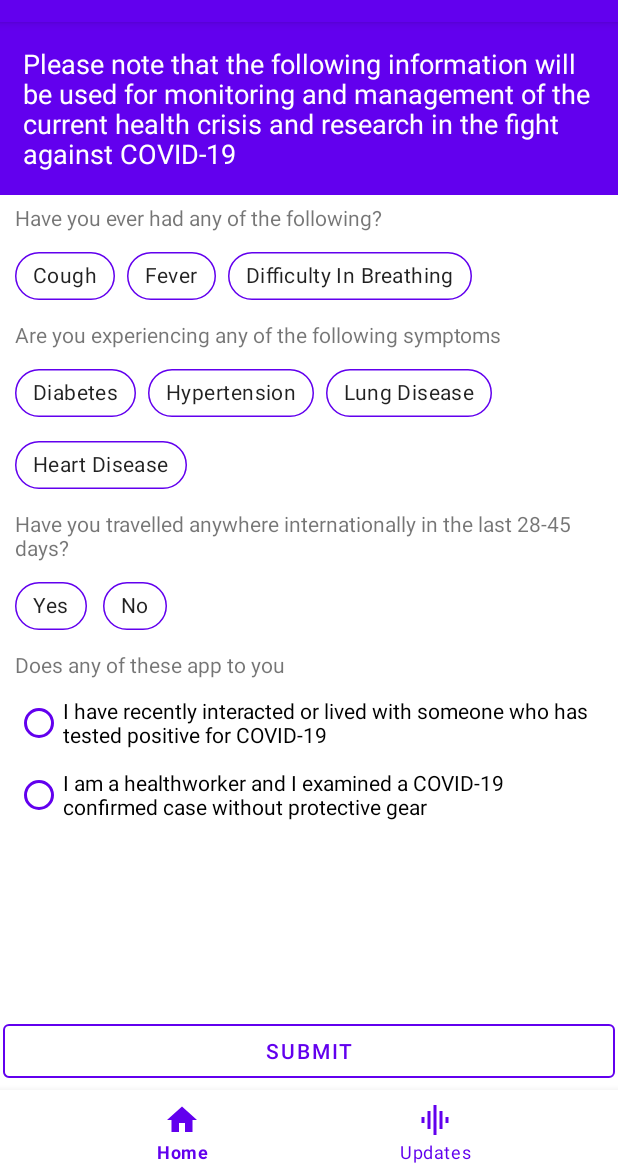
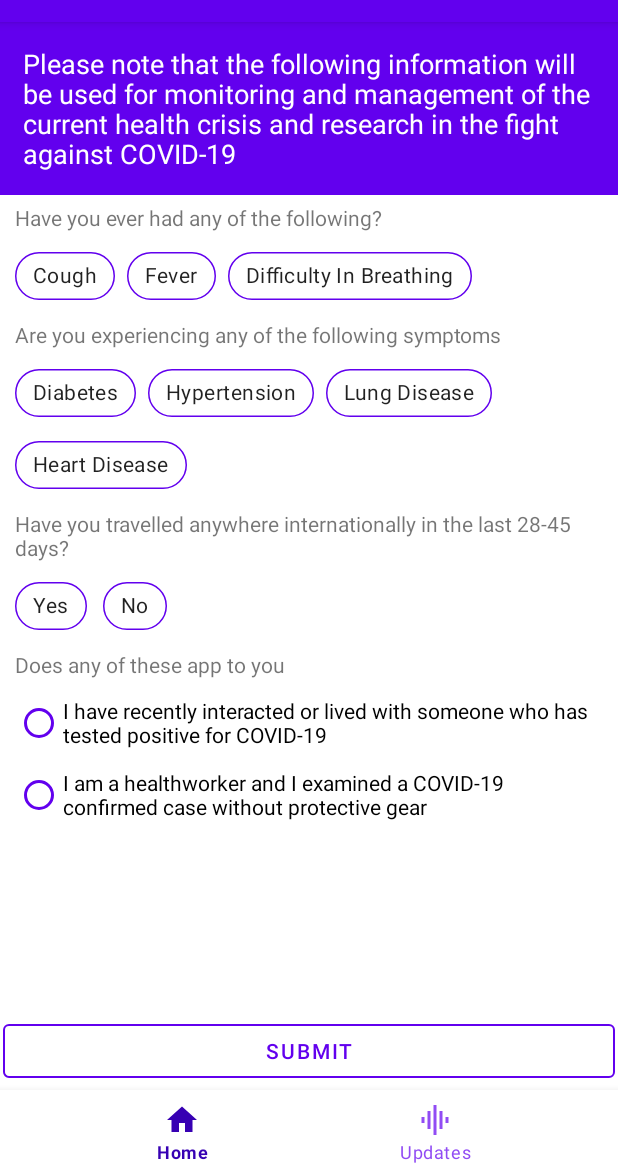
Before and after one commit to neer17/Covid-19_Tracker, an Android app: the AssessmentFragment screen opened through its navigation route, on a phone screen of 412 x 824 dp, the part 62-1236 px from its top. Run offline under Robolectric (Android 15) with nearby library versions, the phone set to English and light mode, and no system bars; our stand-ins replace Dagger/Hilt's generated code, Room's generated code; libraries missing offline, so code that uses them is left out: com.karumi.dexter; pictures from the network do not load; 2 statements that could not run were skipped.

Commit message:
feat: bottom navigation changing colors on selection.

```diff
--- a/app/src/main/java/com/example/mvi_scaffolding/di/main/MainFragmentBuildersModule.kt
+++ b/app/src/main/java/com/example/mvi_scaffolding/di/main/MainFragmentBuildersModule.kt
@@ -1,5 +1,6 @@
 package com.example.mvi_scaffolding.di.main
 
+import com.example.mvi_scaffolding.ui.main.AssessmentFragment
 import com.example.mvi_scaffolding.ui.main.CovidUpdatesFragment
 import com.example.mvi_scaffolding.ui.main.HomeFragment
 import com.example.mvi_scaffolding.ui.main.NationWideDataDisplayFragment
@@ -15,6 +16,9 @@ abstract class MainFragmentBuildersModule {
     @ContributesAndroidInjector()
     abstract fun contributeNationWideDataDisplayFragment(): NationWideDataDisplayFragment
 
+    @ContributesAndroidInjector()
+    abstract fun contributeAssessmentFragment(): AssessmentFragment
+
     @ContributesAndroidInjector
     abstract fun contributeHomeFragment(): HomeFragment
 }
--- a/app/src/main/java/com/example/mvi_scaffolding/ui/main/AssessmentFragment.kt
+++ b/app/src/main/java/com/example/mvi_scaffolding/ui/main/AssessmentFragment.kt
@@ -1,15 +1,17 @@
 package com.example.mvi_scaffolding.ui.main
 
 import android.os.Bundle
+import android.util.Log
 import android.view.LayoutInflater
 import android.view.View
 import android.view.ViewGroup
-import androidx.fragment.app.Fragment
 import androidx.navigation.fragment.findNavController
 import com.example.mvi_scaffolding.R
 import com.google.android.material.button.MaterialButton
+import com.google.android.material.chip.ChipGroup
+import kotlinx.android.synthetic.main.fragment_assessment.*
 
-class AssessmentFragment : Fragment() {
+class AssessmentFragment : BaseMainFragment() {
 
     override fun onCreateView(
         inflater: LayoutInflater, container: ViewGroup?,
@@ -21,8 +23,15 @@ class AssessmentFragment : Fragment() {
 
     override fun onViewCreated(view: View, savedInstanceState: Bundle?) {
         super.onViewCreated(view, savedInstanceState)
+
         view.findViewById<MaterialButton>(R.id.submit_btn).setOnClickListener {
+            Log.d(TAG, "onViewCreated: chips checked ids ${chip_group_1.checkedChipId}")
+
             findNavController().popBackStack()
         }
+
+       view.findViewById<ChipGroup>(R.id.chip_group_1).setOnCheckedChangeListener { group, checkedId ->
+           Log.d(TAG, "onViewCreated: checked ids $checkedId")
+       }
     }
 }
--- /dev/null
+++ b/app/src/main/res/color/bottom_navigation_item_background_color_state.xml
@@ -0,0 +1,5 @@
+<?xml version="1.0" encoding="utf-8"?>
+<selector xmlns:android="http://schemas.android.com/apk/res/android">
+    <item android:state_checked="false" android:color="@color/colorPrimary" />
+    <item android:state_checked="true" android:color="@color/white" />
+    </selector>
--- /dev/null
+++ b/app/src/main/res/color/bottom_navigation_item_color_state.xml
@@ -0,0 +1,5 @@
+<?xml version="1.0" encoding="utf-8"?>
+<selector xmlns:android="http://schemas.android.com/apk/res/android">
+    <item android:state_checked="false" android:color="@color/bottom_navigation_item_light" />
+    <item android:state_checked="true" android:color="@color/colorPrimaryDark" />
+</selector>
--- /dev/null
+++ b/app/src/main/res/color/bottom_navigation_text_color_state.xml
@@ -0,0 +1,5 @@
+<?xml version="1.0" encoding="utf-8"?>
+<selector xmlns:android="http://schemas.android.com/apk/res/android">
+    <item android:state_checked="false" android:color="@color/bottom_navigation_item_light" />
+    <item android:state_checked="true" android:color="@color/colorPrimaryDark" />
+</selector>
--- a/app/src/main/res/layout/activity_main.xml
+++ b/app/src/main/res/layout/activity_main.xml
@@ -44,9 +44,8 @@
         app:layout_constraintEnd_toEndOf="parent"
         app:layout_constraintHorizontal_bias="0.0"
         app:layout_constraintStart_toStartOf="parent"
-        android:background="#fff"
-        app:itemTextColor="@color/colorPrimary"
-        app:itemIconTint="@color/colorPrimary"
+        app:itemTextColor="@color/bottom_navigation_text_color_state"
+        app:itemIconTint="@color/bottom_navigation_item_color_state"
         app:menu="@menu/main_bottom_navigation_menu"
         />
 </androidx.constraintlayout.widget.ConstraintLayout>
--- a/app/src/main/res/layout/fragment_assessment.xml
+++ b/app/src/main/res/layout/fragment_assessment.xml
@@ -38,6 +38,7 @@
                 android:id="@+id/chip_group_1"
                 android:layout_width="match_parent"
                 android:layout_height="wrap_content"
+                app:singleSelection="false"
                 android:paddingStart="10dp"
                 android:paddingEnd="10dp">
 
@@ -99,6 +100,7 @@
                 android:id="@+id/chip_group_2"
                 android:layout_width="match_parent"
                 android:layout_height="wrap_content"
+                app:singleSelection="false"
                 android:paddingStart="10dp"
                 android:paddingEnd="10dp">
 
@@ -213,12 +215,12 @@
                 android:text="Does any of these app to you" />
 
             <RadioGroup
+                android:id="@+id/radio_group"
                 android:layout_width="match_parent"
                 android:layout_height="wrap_content"
                 android:layout_marginBottom="100dp"
                 android:paddingStart="10dp"
-                android:paddingEnd="10dp"
-                >
+                android:paddingEnd="10dp">
 
                 <com.google.android.material.radiobutton.MaterialRadioButton
                     android:id="@+id/rb_1"
--- a/app/src/main/res/values/colors.xml
+++ b/app/src/main/res/values/colors.xml
@@ -2,6 +2,7 @@
 <resources>
     <color name="colorPrimary">#6200EE</color>
     <color name="colorPrimaryDark">#3700B3</color>
+    <color name="bottom_navigation_item_light">#914CF4</color>
     <color name="colorAccent">#03DAC5</color>
     <color name="red">#FA2929</color>
     <color name="green">#49F239</color>
```
